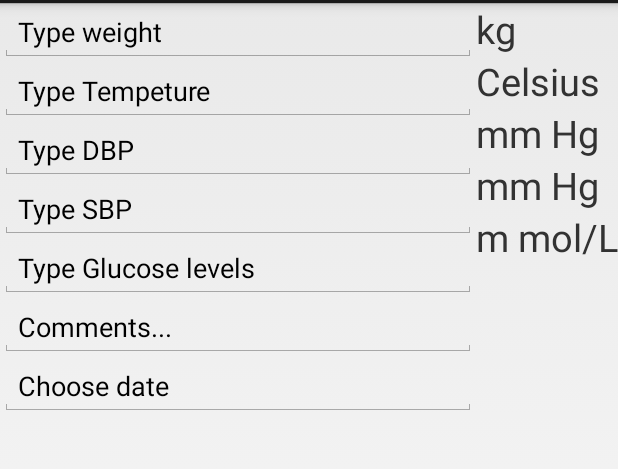
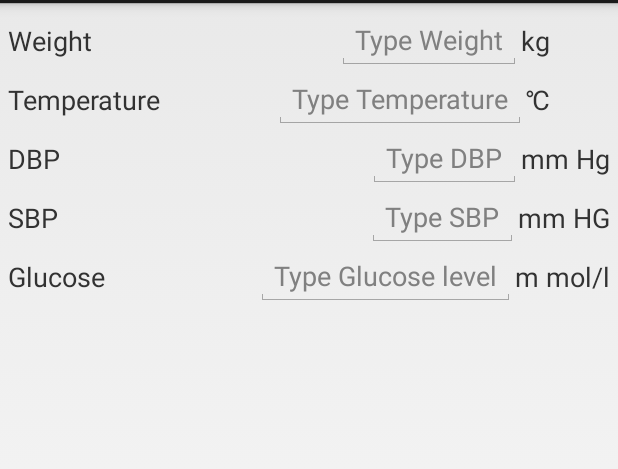
Before and after one commit to BrianFrederiksen/ITSMAP, an Android app: the layout fragment_new_measurement.xml on its own in the app's theme, with its tools: preview values and no code run, on a phone screen of 412 x 824 dp, the part 69-538 px from its top. Run offline under Robolectric (Android 15) with nearby library versions, the phone set to English and light mode, and no system bars.

Commit message:
Better layout

```diff
--- a/TeleCare/app/src/main/res/layout/fragment_new_measurement.xml
+++ b/TeleCare/app/src/main/res/layout/fragment_new_measurement.xml
@@ -4,104 +4,154 @@
     android:layout_height="match_parent"
     tools:context="dk.iha.itsmap.grp11662.telecare.app.fragment.NewMeasurement">
 
-    <!-- TODO: Update blank fragment layout -->
     <LinearLayout xmlns:android="http://schemas.android.com/apk/res/android"
         android:layout_width="fill_parent"
         android:layout_height="fill_parent"
-        android:orientation="horizontal">
+        android:orientation="vertical"
+        android:layout_margin="5sp">
 
-        <LinearLayout xmlns:android="http://schemas.android.com/apk/res/android"
-            android:layout_width="wrap_content"
-            android:layout_height="wrap_content"
-            android:orientation="vertical"
-            android:layout_weight="1"
-            android:id="@+id/lnlData">
+        <RelativeLayout
+            android:layout_width="fill_parent"
+            android:layout_height="wrap_content">
+            <TextView
+                android:id="@+id/txvWeight"
+                android:layout_width="wrap_content"
+                android:layout_height="wrap_content"
+                android:textSize="18sp"
+                android:layout_centerVertical="true"
+                android:text="Weight" />
 
+            <TextView
+                android:id="@+id/txvWeightUnit"
+                android:layout_width="wrap_content"
+                android:layout_height="wrap_content"
+                android:textSize="18sp"
+                android:layout_alignParentRight="true"
+                android:layout_centerVertical="true"
+                android:layout_marginEnd="40sp"
+                android:text="kg" />
             <EditText
-                android:layout_width="fill_parent"
+                android:id="@+id/etxWeight"
+                android:layout_width="wrap_content"
                 android:layout_height="wrap_content"
                 android:inputType="number"
-                android:id="@+id/etxWeight"
-                android:text="Type weight" />
+                android:layout_toLeftOf="@id/txvWeightUnit"
+                android:hint="Type Weight" />
+        </RelativeLayout>
+
+        <RelativeLayout
+            android:layout_width="fill_parent"
+            android:layout_height="wrap_content">
+            <TextView
+                android:id="@+id/txvTemp"
+                android:layout_width="wrap_content"
+                android:layout_height="wrap_content"
+                android:textSize="18sp"
+                android:layout_centerVertical="true"
+                android:text="Temperature" />
+
+            <TextView
+                android:id="@+id/txvCelcius"
+                android:layout_width="wrap_content"
+                android:layout_height="wrap_content"
+                android:textSize="18sp"
+                android:layout_alignParentRight="true"
+                android:layout_centerVertical="true"
+                android:layout_marginEnd="40sp"
+                android:text="\u2103" />
             <EditText
-                android:layout_width="fill_parent"
+                android:id="@+id/etxTemp"
+                android:layout_width="wrap_content"
                 android:layout_height="wrap_content"
                 android:inputType="number"
-                android:id="@+id/etxTemp"
-                android:text="Type Tempeture" />
+                android:layout_toLeftOf="@id/txvCelcius"
+                android:hint="Type Temperature" />
+        </RelativeLayout>
+
+        <RelativeLayout
+            android:layout_width="fill_parent"
+            android:layout_height="wrap_content">
+            <TextView
+                android:id="@+id/txvDBPs"
+                android:layout_width="wrap_content"
+                android:layout_height="wrap_content"
+                android:textSize="18sp"
+                android:layout_centerVertical="true"
+                android:text="DBP" />
+
+            <TextView
+                android:id="@+id/txvDBP"
+                android:layout_width="wrap_content"
+                android:layout_height="wrap_content"
+                android:textSize="18sp"
+                android:layout_alignParentRight="true"
+                android:layout_centerVertical="true"
+                android:text="mm Hg" />
             <EditText
-                android:layout_width="fill_parent"
+                android:id="@+id/etxDBP"
+                android:layout_width="wrap_content"
                 android:layout_height="wrap_content"
                 android:inputType="number"
-                android:id="@+id/etxDBP"
-                android:text="Type DBP" />
+                android:layout_toLeftOf="@id/txvDBP"
+                android:hint="Type DBP" />
+        </RelativeLayout>
+
+        <RelativeLayout
+            android:layout_width="fill_parent"
+            android:layout_height="wrap_content">
+            <TextView
+                android:id="@+id/txvSBPs"
+                android:layout_width="wrap_content"
+                android:layout_height="wrap_content"
+                android:textSize="18sp"
+                android:layout_centerVertical="true"
+                android:text="SBP" />
+
+            <TextView
+                android:id="@+id/txvSBP"
+                android:layout_width="wrap_content"
+                android:layout_height="wrap_content"
+                android:textSize="18sp"
+                android:layout_alignParentRight="true"
+                android:layout_centerVertical="true"
+                android:text="mm HG" />
             <EditText
-                android:layout_width="fill_parent"
+                android:id="@+id/etxSBP"
+                android:layout_width="wrap_content"
                 android:layout_height="wrap_content"
                 android:inputType="number"
-                android:id="@+id/etxSBP"
-                android:text="Type SBP" />
+                android:layout_toLeftOf="@id/txvSBP"
+                android:hint="Type SBP" />
+        </RelativeLayout>
+
+        <RelativeLayout
+            android:layout_width="fill_parent"
+            android:layout_height="wrap_content">
+            <TextView
+                android:id="@+id/txvGlucoseRow"
+                android:layout_width="wrap_content"
+                android:layout_height="wrap_content"
+                android:textSize="18sp"
+                android:layout_centerVertical="true"
+                android:text="Glucose" />
+
+            <TextView
+                android:id="@+id/txvGlucose"
+                android:layout_width="wrap_content"
+                android:layout_height="wrap_content"
+                android:textSize="18sp"
+                android:layout_alignParentRight="true"
+                android:layout_centerVertical="true"
+                android:text="m mol/l" />
             <EditText
-                android:layout_width="fill_parent"
+                android:id="@+id/etxGlucose"
+                android:layout_width="wrap_content"
                 android:layout_height="wrap_content"
                 android:inputType="number"
-                android:id="@+id/etxGlucose"
-                android:text="Type Glucose levels"/>
-            <EditText
-                android:layout_width="fill_parent"
-                android:layout_height="wrap_content"
-                android:inputType="number"
-                android:id="@+id/etxComments"
-                android:text="Comments..." />
-            <EditText
-                android:layout_width="fill_parent"
-                android:layout_height="wrap_content"
-                android:inputType="date"
-                android:id="@+id/etxDate"
-                android:text="Choose date"/>
+                android:layout_toLeftOf="@id/txvGlucose"
+                android:hint="Type Glucose level"/>
 
-        </LinearLayout>
+        </RelativeLayout>
 
-        <LinearLayout xmlns:android="http://schemas.android.com/apk/res/android"
-            android:layout_width="wrap_content"
-            android:layout_height="wrap_content"
-            android:orientation="vertical" >
-
-            <TextView
-                android:layout_width="fill_parent"
-                android:layout_height="wrap_content"
-                android:text="kg"
-                android:textSize="25sp"
-                android:id="@+id/txvWeight"/>
-
-            <TextView
-                android:layout_width="fill_parent"
-                android:layout_height="wrap_content"
-                android:text="Celsius"
-                android:textSize="25sp"
-                android:id="@+id/txvTemp"/>
-
-            <TextView
-                android:layout_width="fill_parent"
-                android:layout_height="wrap_content"
-                android:text="mm Hg"
-                android:textSize="25sp"
-                android:id="@+id/txvDBP"/>
-
-            <TextView
-                android:layout_width="fill_parent"
-                android:layout_height="wrap_content"
-                android:text="mm Hg"
-                android:textSize="25sp"
-                android:id="@+id/txvSBP"/>
-
-            <TextView
-                android:layout_width="fill_parent"
-                android:layout_height="wrap_content"
-                android:text="m mol/L"
-                android:textSize="25sp"
-                android:id="@+id/txvSugar"/>
-
-        </LinearLayout>
     </LinearLayout>
 </FrameLayout>
```
